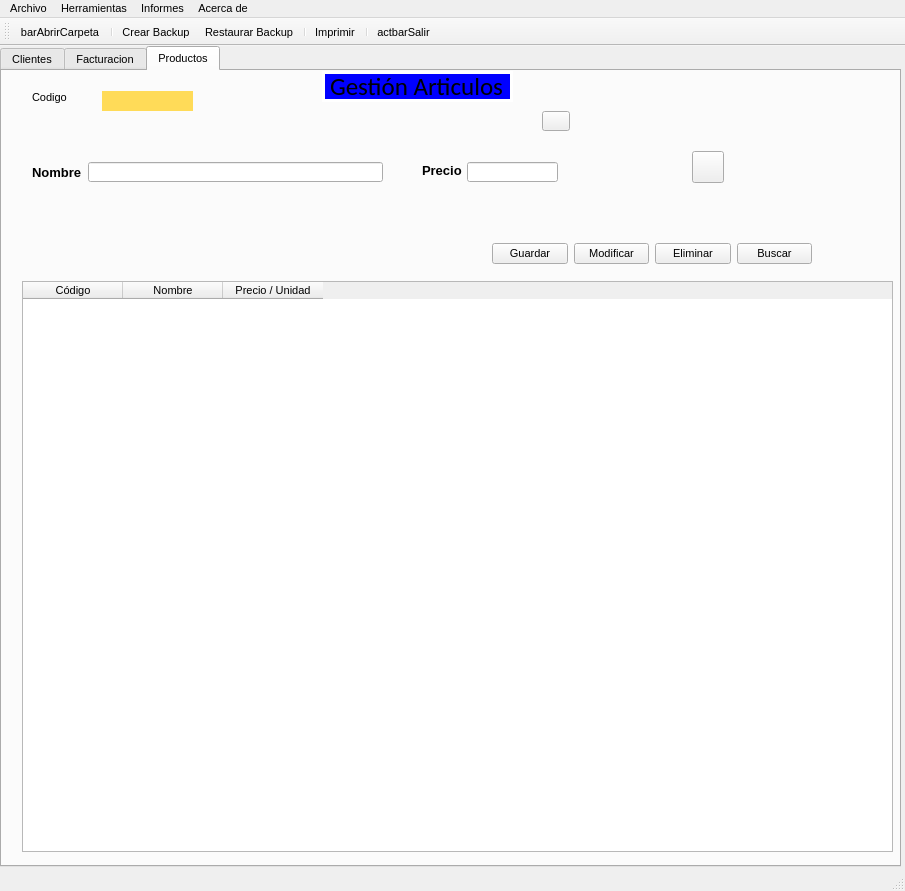
This is window.ui in adrianv2001/vidalperez as Qt 5 draws it before an edit. The edited form follows.
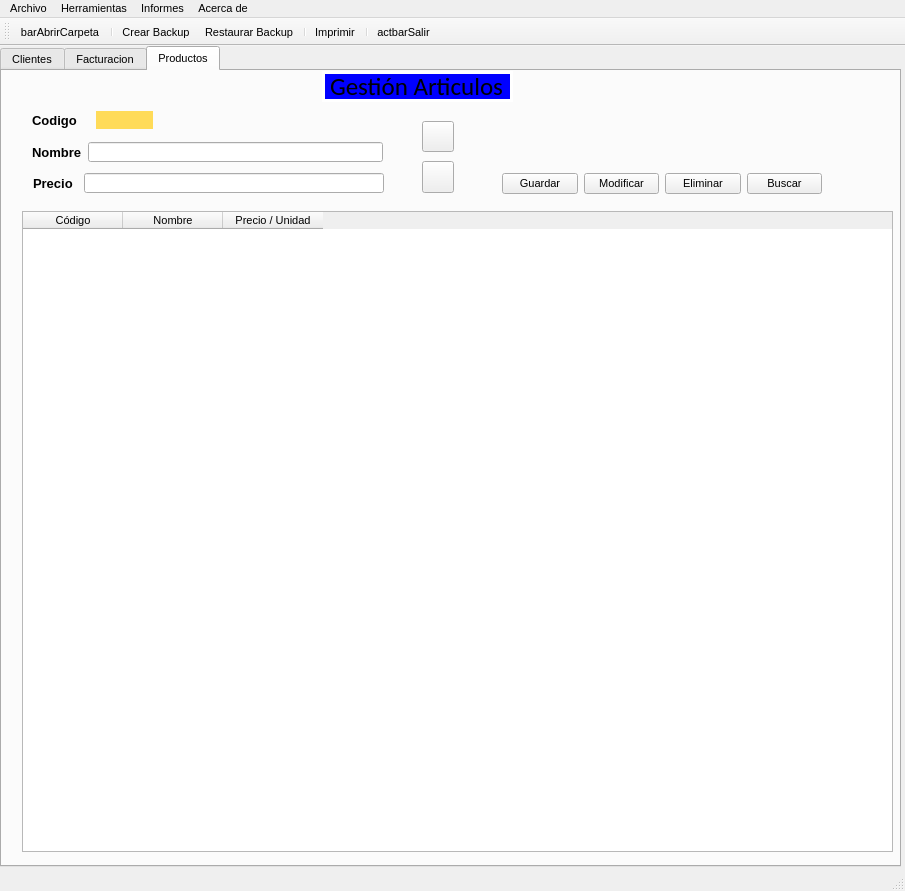
This is the edited form. The open tabs and pages were chosen to show the change. Icons and pictures are not drawn.

Patch:
```diff
--- a/window.ui
+++ b/window.ui
@@ -1594,9 +1594,9 @@
       <property name="geometry">
        <rect>
         <x>20</x>
-        <y>210</y>
+        <y>140</y>
         <width>871</width>
-        <height>571</height>
+        <height>641</height>
        </rect>
       </property>
       <property name="alternatingRowColors">
@@ -1624,8 +1624,8 @@
      <widget class="QWidget" name="layoutWidget_22">
       <property name="geometry">
        <rect>
-        <x>490</x>
-        <y>170</y>
+        <x>500</x>
+        <y>100</y>
         <width>320</width>
         <height>25</height>
        </rect>
@@ -1671,7 +1671,7 @@
       <property name="geometry">
        <rect>
         <x>30</x>
-        <y>90</y>
+        <y>70</y>
         <width>351</width>
         <height>22</height>
        </rect>
@@ -1728,124 +1728,31 @@
      <widget class="QPushButton" name="btnLimpiaArt">
       <property name="geometry">
        <rect>
-        <x>540</x>
-        <y>40</y>
-        <width>28</width>
-        <height>20</height>
-       </rect>
-      </property>
-      <property name="maximumSize">
-       <size>
-        <width>30</width>
-        <height>20</height>
-       </size>
-      </property>
-      <property name="text">
-       <string/>
-      </property>
-      <property name="icon">
-       <iconset>
-        <normaloff>img/recargas.png</normaloff>img/recargas.png</iconset>
-      </property>
-     </widget>
-     <widget class="QLabel" name="lblPrecioArt">
-      <property name="geometry">
-       <rect>
         <x>420</x>
-        <y>91</y>
-        <width>40</width>
-        <height>16</height>
+        <y>50</y>
+        <width>32</width>
+        <height>31</height>
        </rect>
       </property>
       <property name="maximumSize">
        <size>
-        <width>16777215</width>
-        <height>20</height>
+        <width>32</width>
+        <height>32</height>
        </size>
       </property>
-      <property name="font">
-       <font>
-        <pointsize>10</pointsize>
-        <weight>75</weight>
-        <bold>true</bold>
-       </font>
-      </property>
       <property name="text">
-       <string>Precio</string>
-      </property>
-     </widget>
-     <widget class="QLineEdit" name="txtPrecioArt">
-      <property name="geometry">
-       <rect>
-        <x>465</x>
-        <y>91</y>
-        <width>91</width>
-        <height>20</height>
-       </rect>
-      </property>
-      <property name="maximumSize">
-       <size>
-        <width>300</width>
-        <height>20</height>
-       </size>
-      </property>
-      <property name="font">
-       <font>
-        <pointsize>12</pointsize>
-        <weight>75</weight>
-        <bold>true</bold>
-       </font>
-      </property>
-      <property name="inputMethodHints">
-       <set>Qt::ImhNone</set>
-      </property>
-      <property name="frame">
-       <bool>true</bool>
-      </property>
-      <property name="placeholderText">
        <string/>
       </property>
-      <property name="clearButtonEnabled">
-       <bool>false</bool>
-      </property>
-     </widget>
-     <widget class="QLabel" name="label_2">
-      <property name="geometry">
-       <rect>
-        <x>30</x>
-        <y>20</y>
-        <width>47</width>
-        <height>13</height>
-       </rect>
-      </property>
-      <property name="text">
-       <string>Codigo</string>
-      </property>
-     </widget>
-     <widget class="QLabel" name="lblCodigo">
-      <property name="geometry">
-       <rect>
-        <x>100</x>
-        <y>20</y>
-        <width>91</width>
-        <height>20</height>
-       </rect>
-      </property>
-      <property name="autoFillBackground">
-       <bool>false</bool>
-      </property>
-      <property name="styleSheet">
-       <string notr="true">background-color:#FFDB58</string>
-      </property>
-      <property name="text">
-       <string/>
+      <property name="icon">
+       <iconset resource="img/limpiar.qrc">
+        <normaloff>:/prefijoNuevo/recargas.png</normaloff>:/prefijoNuevo/recargas.png</iconset>
       </property>
      </widget>
      <widget class="QPushButton" name="btnReprPro">
       <property name="geometry">
        <rect>
-        <x>690</x>
-        <y>80</y>
+        <x>420</x>
+        <y>90</y>
         <width>32</width>
         <height>32</height>
        </rect>
@@ -1864,6 +1771,106 @@
        </size>
       </property>
      </widget>
+     <widget class="QWidget" name="">
+      <property name="geometry">
+       <rect>
+        <x>30</x>
+        <y>40</y>
+        <width>121</width>
+        <height>18</height>
+       </rect>
+      </property>
+      <layout class="QHBoxLayout" name="horizontalLayout_16">
+       <item>
+        <widget class="QLabel" name="label_2">
+         <property name="font">
+          <font>
+           <pointsize>10</pointsize>
+           <weight>75</weight>
+           <bold>true</bold>
+          </font>
+         </property>
+         <property name="text">
+          <string>Codigo</string>
+         </property>
+        </widget>
+       </item>
+       <item>
+        <widget class="QLabel" name="lblCodigo">
+         <property name="autoFillBackground">
+          <bool>false</bool>
+         </property>
+         <property name="styleSheet">
+          <string notr="true">background-color:#FFDB58</string>
+         </property>
+         <property name="text">
+          <string/>
+         </property>
+        </widget>
+       </item>
+      </layout>
+     </widget>
+     <widget class="QWidget" name="">
+      <property name="geometry">
+       <rect>
+        <x>31</x>
+        <y>101</y>
+        <width>351</width>
+        <height>22</height>
+       </rect>
+      </property>
+      <layout class="QHBoxLayout" name="horizontalLayout_17">
+       <item>
+        <widget class="QLabel" name="lblPrecioArt">
+         <property name="maximumSize">
+          <size>
+           <width>16777215</width>
+           <height>20</height>
+          </size>
+         </property>
+         <property name="font">
+          <font>
+           <pointsize>10</pointsize>
+           <weight>75</weight>
+           <bold>true</bold>
+          </font>
+         </property>
+         <property name="text">
+          <string>Precio</string>
+         </property>
+        </widget>
+       </item>
+       <item>
+        <widget class="QLineEdit" name="txtPrecioArt">
+         <property name="maximumSize">
+          <size>
+           <width>300</width>
+           <height>20</height>
+          </size>
+         </property>
+         <property name="font">
+          <font>
+           <pointsize>12</pointsize>
+           <weight>75</weight>
+           <bold>true</bold>
+          </font>
+         </property>
+         <property name="inputMethodHints">
+          <set>Qt::ImhNone</set>
+         </property>
+         <property name="frame">
+          <bool>true</bool>
+         </property>
+         <property name="placeholderText">
+          <string/>
+         </property>
+         <property name="clearButtonEnabled">
+          <bool>false</bool>
+         </property>
+        </widget>
+       </item>
+      </layout>
+     </widget>
     </widget>
    </widget>
    <widget class="QLabel" name="lblFecha">
```
Left out of the diff: 137 changed lines with no effect on the pictures.
